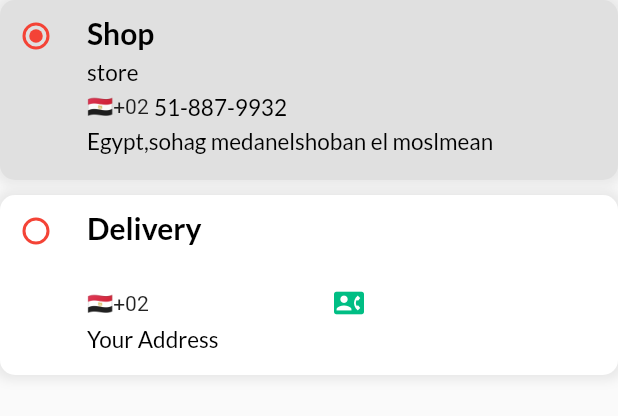
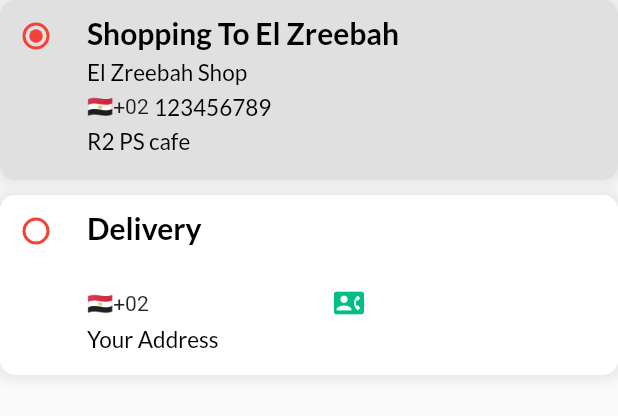
Before and after one commit to Mohamedd-Ashraf/E-commerce, a Flutter app: the DeliveryContinerWidget widget shown alone on an empty page, opened directly, on a phone screen of 412 x 824 dp. Shown: the top 416 px of the screen. Run offline on Flutter 3.47's test engine with Material 2 defaults, Android fonts, the phone set to English and light mode, and no system bars; our stand-ins replace badges, carousel_slider, firebase_auth, firebase_core, flutter_rating_bar, geocoding and 7 more; missing offline and left inert: flutter_facebook_auth, pay; accounts and stored records are empty; network calls fail; statements that could not run were skipped.

Commit message:
zreebah added

```diff
--- a/lib/view/screen/mainScreen.dart
+++ b/lib/view/screen/mainScreen.dart
@@ -45,7 +45,7 @@ class MainScreen extends StatelessWidget {
                       }),
                 ))
           ],
-          title: Text("El Shop"),
+          title: Text("El Zreebah Shop"),
         ),
         bottomNavigationBar: BottomNavigationBar(
           items: [
--- a/lib/view/widgets/payment/deliver_container.dart
+++ b/lib/view/widgets/payment/deliver_container.dart
@@ -28,10 +28,10 @@ class _DeliveryContinerWidgetState extends State<DeliveryContinerWidget> {
     return Column(
       children: [
         buildRadioContiner(
-          address: "Egypt,sohag medanelshoban el moslmean",
-          name: "store",
-          phone: "51-887-9932",
-          title: "Shop",
+          address: "R2 PS cafe",
+          name: "El Zreebah Shop",
+          phone: "123456789",
+          title: "Shopping To El Zreebah",
           value: 1,
           color: changeColors ? Colors.white : Colors.grey.shade300,
           icon: Container(),
```
Also changed, not shown: lib/logic/controller/category_controller.dart (+4 -4 lines).
